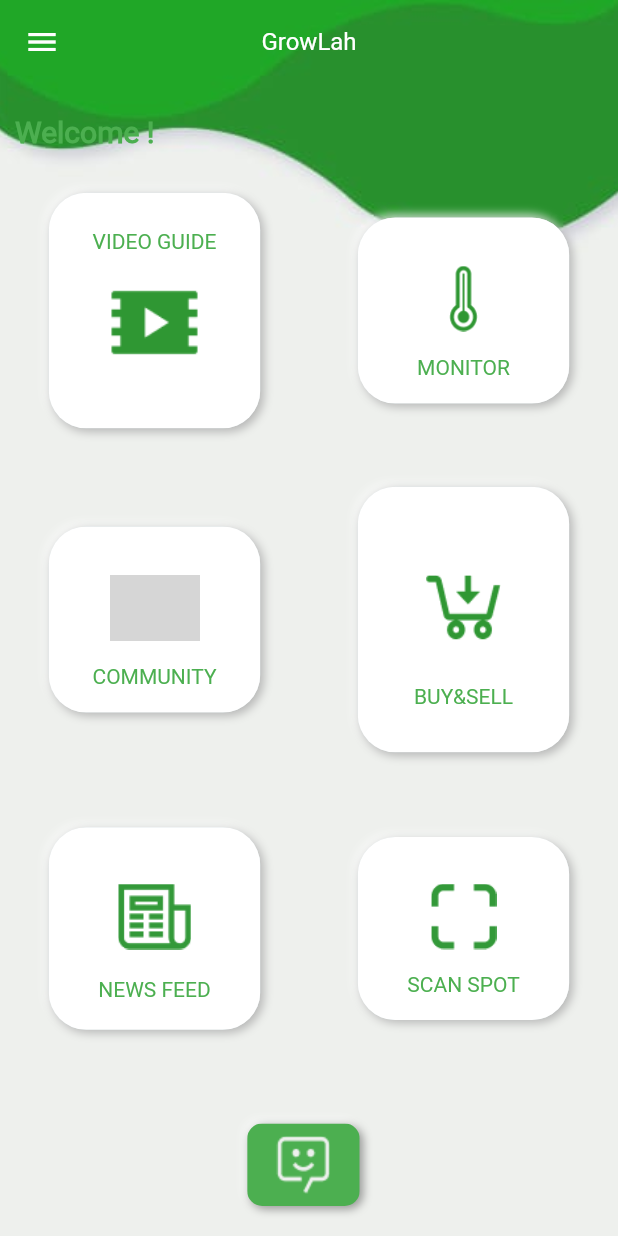
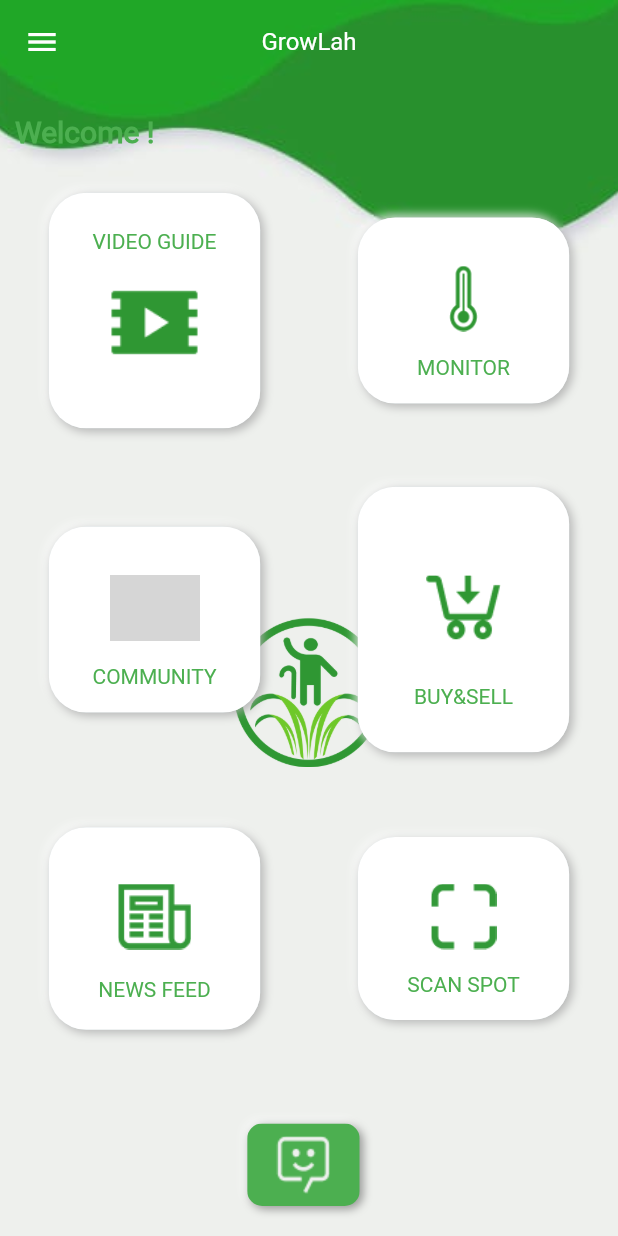
Before and after one commit to growlah/grow_local_eat_local, a Flutter app: the HomeScreen screen opened directly, on a phone screen of 412 x 824 dp. Run offline on Flutter 3.47's test engine with Material 2 defaults, Android fonts, the light colour scheme and no system bars; drawn by our look-alikes of flutter_neumorphic; our stand-ins replace camera, chewie, firebase_auth, fluttertoast, image_picker, video_player; missing offline and left inert: arcore_flutter_plugin; accounts and stored records are empty; Roboto replaces fonts that are missing (RobotoRegular); grey boxes are pictures that could not be loaded.

Commit message:
app icon implemented in center

```diff
--- a/lib/utils/assets.dart
+++ b/lib/utils/assets.dart
@@ -78,4 +78,5 @@ class Assets{
   static String comm6='images/comm6.png';
   static String comm4='images/comm4.jpeg';
   static String comm5='images/comm5.jpeg';
+  static String bigAppIcon='images/big_appIcon.png';
 }
--- a/lib/view/home_screen.dart
+++ b/lib/view/home_screen.dart
@@ -122,7 +122,12 @@ class _HomeScreenState extends State<HomeScreen> {
   }
 
   Widget mainView() {
-    return GridView.builder(
+    return Stack(
+      children: <Widget>[
+        Center(child: Container(
+        height: 100.0,width: 100.0,
+            child: Image.asset(Assets.bigAppIcon,fit: BoxFit.fill,))),
+        GridView.builder(
             scrollDirection: Axis.vertical,
             physics:NeverScrollableScrollPhysics(),
             itemCount: optionsList.length,
@@ -177,7 +182,9 @@ class _HomeScreenState extends State<HomeScreen> {
                   ),
                 ),
               );
-        });
+            })
+      ],
+    );
   }
 
   // ignore: missing_return
--- a/pubspec.yaml
+++ b/pubspec.yaml
@@ -132,6 +132,7 @@ flutter:
     - images/comm4.jpeg
     - images/comm5.jpeg
     - images/comm6.png
+    - images/big_appIcon.png
   # An image asset can refer to one or more resolution-specific "variants", see
   # https://flutter.dev/assets-and-images/#resolution-aware.
 
```
Also changed, not shown: images/big_appIcon.png (added). Lines whose indentation alone changed are shown as unchanged.
